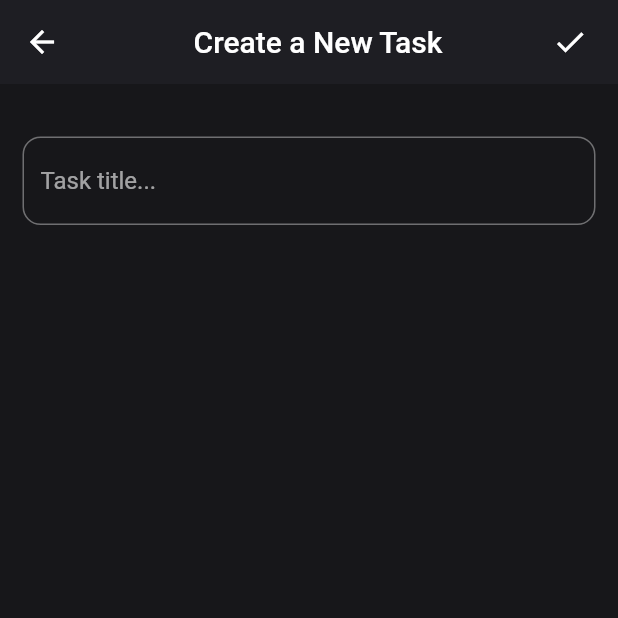
After one commit to IshanDhruv/TasksApp, a Flutter app: the screen it shows once a user with an empty profile is signed in, after a tap on the "add" icon, on a phone screen of 412 x 824 dp, the top half of it. The commit adds this screen. Run offline on Flutter 3.47's test engine with Material 2 defaults, Android fonts, the phone set to English and light mode, and no system bars; our stand-ins replace auto_size_text, cloud_firestore, firebase_auth, firebase_core, google_sign_in; accounts and stored records are empty.

Commit message:
Added finish tasks functionality

```diff
--- a/lib/main.dart
+++ b/lib/main.dart
@@ -10,6 +10,7 @@ void main() async {
       title: 'Tasks App',
       theme: ThemeData(
         brightness: Brightness.dark,
+        primaryColor: Color(0xff1e1e23),
         scaffoldBackgroundColor: Color(0xff17171a),
         accentColor: Colors.white,
       ),
--- a/lib/presentation/home_screen.dart
+++ b/lib/presentation/home_screen.dart
@@ -4,6 +4,7 @@ import 'package:flutter/cupertino.dart';
 import 'package:flutter/material.dart';
 import 'package:tasks_app/models/project.dart';
 import 'package:tasks_app/models/task.dart';
+import 'package:tasks_app/presentation/modify_task.dart';
 import 'package:tasks_app/services/auth.dart';
 import 'package:tasks_app/presentation/widgets/project_card.dart';
 import 'package:tasks_app/presentation/widgets/task_card.dart';
@@ -45,14 +46,8 @@ class _HomeScreenState extends State<HomeScreen> {
 
   User get user => widget.user;
 
-  getTasks() async {
-    var a = await db.getTasks(user.uid);
-    print(a);
-  }
-
   @override
   void initState() {
-//    getTasks();
     super.initState();
   }
 
@@ -82,6 +77,7 @@ class _HomeScreenState extends State<HomeScreen> {
         ),
       ),
       appBar: AppBar(
+        elevation: 0,
         title: Center(child: Text("Tasks")),
         actions: <Widget>[
           Padding(
@@ -102,6 +98,15 @@ class _HomeScreenState extends State<HomeScreen> {
           size: 35,
           color: Colors.white,
         ),
+        onPressed: () => Navigator.push(
+          context,
+          MaterialPageRoute(
+            builder: (context) => ModifyTaskScreen(
+              isModify: false,
+              user: user,
+            ),
+          ),
+        ),
       ),
       floatingActionButtonLocation: FloatingActionButtonLocation.centerFloat,
       body: Container(
@@ -121,7 +126,7 @@ class _HomeScreenState extends State<HomeScreen> {
               style: TextStyle(fontSize: 24),
             ),
             SizedBox(height: 10),
-            _tasksColumn(user.uid)
+            _tasksColumn(user)
           ],
         ),
       ),
@@ -152,10 +157,10 @@ Widget _projectsRow() {
   );
 }
 
-Widget _tasksColumn(String uid) {
+Widget _tasksColumn(User user) {
   DBService db = DBService();
   return StreamBuilder<List<Task>>(
-      stream: db.getTasks(uid),
+      stream: db.getTasks(user.uid),
       builder: (context, snapshot) {
         if (snapshot.connectionState == ConnectionState.waiting)
           return Center(child: CircularProgressIndicator());
@@ -169,6 +174,7 @@ Widget _tasksColumn(String uid) {
                   padding: EdgeInsets.only(bottom: 10),
                   child: TaskCard(
                     task: tasks[index],
+                    user: user,
                   ),
                 );
               },
--- /dev/null
+++ b/lib/presentation/modify_task.dart
@@ -0,0 +1,77 @@
+import 'package:firebase_auth/firebase_auth.dart';
+import 'package:flutter/material.dart';
+import 'package:tasks_app/services/db_service.dart';
+
+class ModifyTaskScreen extends StatefulWidget {
+  final bool isModify;
+  final User user;
+
+  ModifyTaskScreen({@required this.isModify, @required this.user});
+
+  @override
+  _ModifyTaskScreenState createState() => _ModifyTaskScreenState();
+}
+
+class _ModifyTaskScreenState extends State<ModifyTaskScreen> {
+  DBService db = DBService();
+
+  bool get isModify => widget.isModify;
+
+  User get user => widget.user;
+  final _formKey = GlobalKey<FormState>();
+  TextEditingController _titleController = TextEditingController();
+
+  @override
+  Widget build(BuildContext context) {
+    return Scaffold(
+      appBar: AppBar(
+        elevation: 0,
+        title: Center(child: Text("Create a New Task")),
+        actions: <Widget>[
+          Padding(
+            padding: EdgeInsets.only(right: 20),
+            child: GestureDetector(
+              child: Tooltip(child: Icon(Icons.done), message: "Create"),
+              onTap: () {
+                db.createTask(user.uid, _titleController.text);
+                Navigator.pop(context);
+              },
+            ),
+          )
+        ],
+      ),
+      body: SingleChildScrollView(
+        child: Container(
+          padding: EdgeInsets.all(15),
+          child: Column(
+            children: [
+              SizedBox(height: 20),
+              Form(
+                key: _formKey,
+                child: TextFormField(
+                    decoration: InputDecoration(
+                      fillColor: Color(0xff212126),
+                      border: OutlineInputBorder(
+                        borderRadius: BorderRadius.circular(12),
+                      ),
+                      focusedBorder: OutlineInputBorder(
+                        borderRadius: BorderRadius.circular(12),
+                        borderSide: BorderSide(color: Colors.pinkAccent),
+                      ),
+                      hintText: 'Task title...',
+                    ),
+                    controller: _titleController,
+                    validator: (value) {
+                      if (value.isEmpty) {
+                        return 'A task can\'t be empty!';
+                      }
+                      return null;
+                    }),
+              )
+            ],
+          ),
+        ),
+      ),
+    );
+  }
+}
```
Also changed, not shown: lib/presentation/widgets/task_card.dart (+9 -3 lines), lib/services/db_service.dart (+19 -4 lines).
